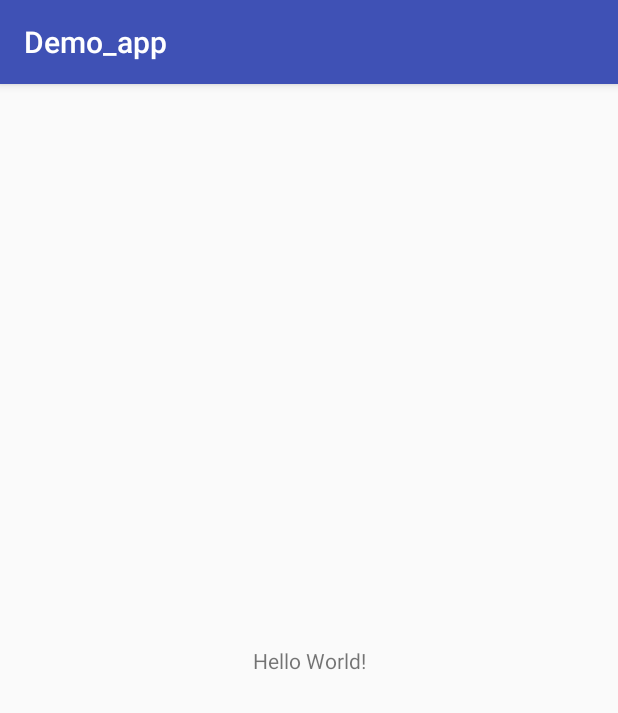
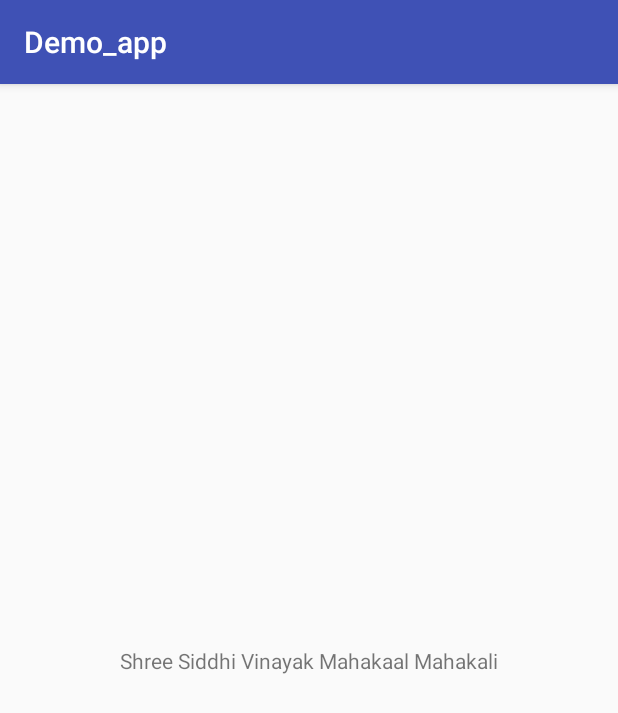
Before and after one commit to vinayak--/Demo_app, an Android app: the screen it shows after launch (MainActivity), on a phone screen of 412 x 824 dp. Shown: the top 713 px of the screen. Run offline under Robolectric (Android 15) with nearby library versions, the phone set to English and light mode, and no system bars.

Commit message:
Shree Ganesh

```diff
--- a/app/src/main/res/layout/activity_main.xml
+++ b/app/src/main/res/layout/activity_main.xml
@@ -9,7 +9,7 @@
     <TextView
         android:layout_width="wrap_content"
         android:layout_height="wrap_content"
-        android:text="Hello World!"
+        android:text="Shree Siddhi Vinayak Mahakaal Mahakali"
         app:layout_constraintBottom_toBottomOf="parent"
         app:layout_constraintLeft_toLeftOf="parent"
         app:layout_constraintRight_toRightOf="parent"
```
